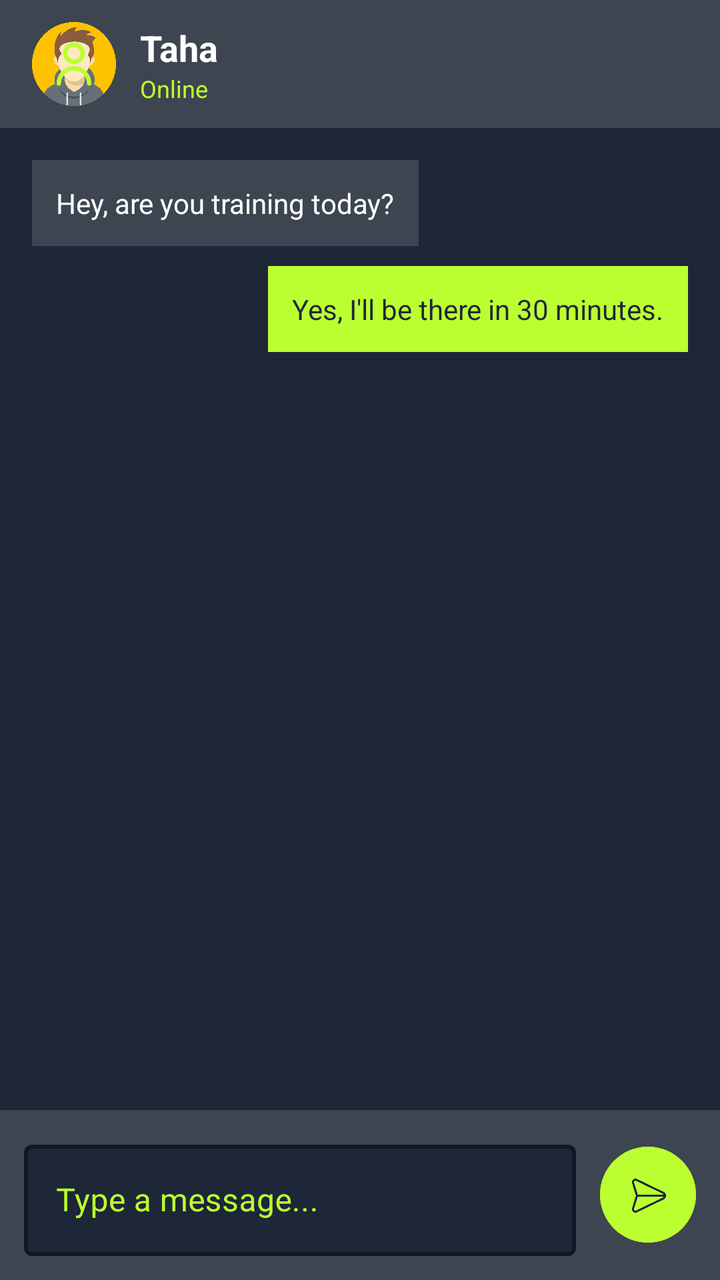
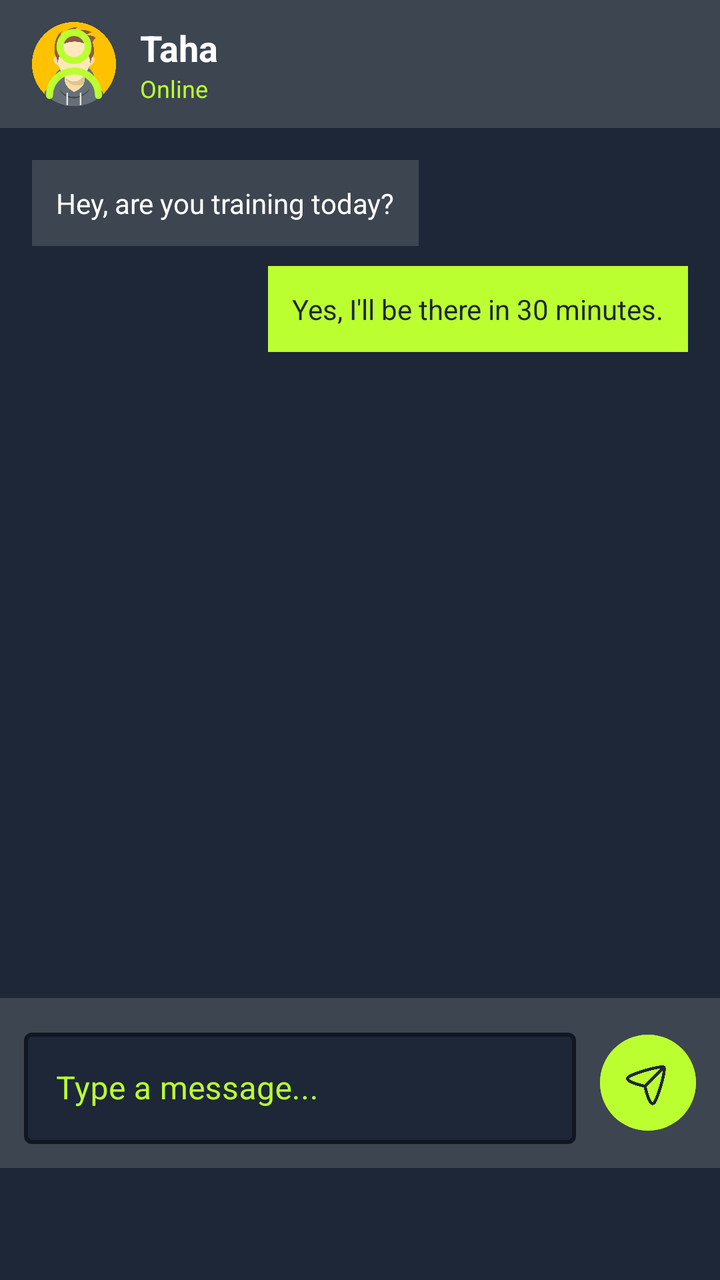

Screens rendered from an Android XML layout before and after an edit, with the pre-edit source and the edit as a unified diff.
<!-- AndroidManifest.xml: application theme Theme.FitHub -->
<!-- res/layout/fragment_chat_detail.xml -->
<?xml version="1.0" encoding="utf-8"?>
<LinearLayout xmlns:android="http://schemas.android.com/apk/res/android"
    xmlns:app="http://schemas.android.com/apk/res-auto"
    xmlns:tools="http://schemas.android.com/tools"
    android:layout_width="match_parent"
    android:layout_height="match_parent"
    android:orientation="vertical"
    android:background="@color/black_primary"
    tools:context=".fragment.ChatFragment">

    
    
    <LinearLayout
        android:layout_width="match_parent"
        android:layout_height="64dp"
        android:paddingHorizontal="16dp"
        android:gravity="center_vertical"
        android:orientation="horizontal"
        android:background="@color/dark_surface_light">

        
        <ImageView
            android:id="@+id/imgChatUser"
            android:layout_width="42dp"
            android:layout_height="42dp"
            android:src="@drawable/ic_user_24dp"
            android:background="@drawable/userprofile"
            android:padding="8dp"
            android:contentDescription="Chat user photo"
            app:tint="@color/primary" />

        
        <LinearLayout
            android:layout_width="wrap_content"
            android:layout_height="wrap_content"
            android:orientation="vertical"
            android:layout_marginStart="12dp">

            <TextView
                android:id="@+id/tvChatUser"
                android:layout_width="wrap_content"
                android:layout_height="wrap_content"
                android:text="Taha"
                android:textColor="@color/white"
                android:textSize="18sp"
                android:textStyle="bold" />

            <TextView
                android:id="@+id/tvChatStatus"
                android:layout_width="wrap_content"
                android:layout_height="wrap_content"
                android:text="Online"
                android:textColor="@color/primary"
                android:textSize="12sp" />
        </LinearLayout>

    </LinearLayout>


    
    <ScrollView
        android:id="@+id/chatScroll"
        android:layout_width="match_parent"
        android:layout_height="0dp"
        android:layout_weight="1"
        android:padding="16dp"
        android:fillViewport="true">

        <LinearLayout
            android:id="@+id/chatContainer"
            android:layout_width="match_parent"
            android:layout_height="wrap_content"
            android:orientation="vertical">

            
            <LinearLayout
                android:layout_width="wrap_content"
                android:layout_height="wrap_content"
                android:background="@color/dark_surface_light"
                android:padding="12dp"
                android:layout_marginBottom="10dp">

                <TextView
                    android:layout_width="wrap_content"
                    android:layout_height="wrap_content"
                    android:text="Hey, are you training today?"
                    android:textColor="@color/white"
                    android:textSize="14sp"
                    app:cornerRadius="24dp"/>
            </LinearLayout>

            
            <LinearLayout
                android:layout_width="wrap_content"
                android:layout_height="wrap_content"
                android:layout_gravity="end"
                android:background="@color/primary"
                android:padding="12dp"
                android:layout_marginBottom="10dp">

                <TextView
                    android:layout_width="wrap_content"
                    android:layout_height="wrap_content"
                    android:text="Yes, I'll be there in 30 minutes."
                    android:textColor="@color/black_primary"
                    android:textSize="14sp" />
            </LinearLayout>

        </LinearLayout>
    </ScrollView>

    
    <LinearLayout
        android:layout_width="match_parent"
        android:layout_height="wrap_content"
        android:padding="12dp"
        android:orientation="horizontal"
        android:gravity="center_vertical"
        android:background="@color/dark_surface_light">

        <com.google.android.material.textfield.TextInputLayout
            android:layout_width="0dp"
            android:layout_height="wrap_content"
            android:layout_weight="1"
            style="@style/CustomFloatingHint"
            app:boxBackgroundColor="@color/black_primary"
            app:boxStrokeColor="@color/primary"
            app:boxStrokeWidth="2dp"
            app:boxStrokeWidthFocused="2.5dp">

            <com.google.android.material.textfield.TextInputEditText
                android:id="@+id/etMessage"
                android:layout_width="match_parent"
                android:layout_height="wrap_content"
                android:hint="Type a message..."
                android:textColor="@color/white"
                android:textColorHint="@color/primary"
                android:inputType="textMultiLine"
                android:maxLines="4" />
        </com.google.android.material.textfield.TextInputLayout>

        <com.google.android.material.button.MaterialButton
            android:id="@+id/btnSend"
            android:layout_width="48dp"
            android:layout_height="48dp"
            android:layout_marginStart="12dp"
            android:insetLeft="0dp"
            android:insetRight="0dp"
            android:insetTop="0dp"
            android:insetBottom="0dp"
            android:backgroundTint="@color/primary"
            app:cornerRadius="24dp"
        app:icon="@drawable/text"
        app:iconGravity="textStart"
        app:iconPadding="0dp"
        app:iconSize="24dp"
        app:iconTint="@color/black_primary" />





    </LinearLayout>

</LinearLayout>
<!-- resources referenced by this layout -->
<resources>
  <color name="black_primary">#1d2738</color>
  <color name="dark_surface_light">#3C4550</color>
  <color name="primary">#BCFF31</color>
  <color name="white">#FFFFFF</color>
  <!-- drawable ic_user_24dp (drawable) -->
  <vector xmlns:android="http://schemas.android.com/apk/res/android" android:height="24dp" android:viewportHeight="24" android:viewportWidth="24" android:width="24dp">
        
      <path android:fillColor="#00000000" android:pathData="M5,21C5,17.134 8.134,14 12,14C15.866,14 19,17.134 19,21M16,7C16,9.209 14.209,11 12,11C9.791,11 8,9.209 8,7C8,4.791 9.791,3 12,3C14.209,3 16,4.791 16,7Z" android:strokeColor="#ffffff" android:strokeLineCap="round" android:strokeLineJoin="round" android:strokeWidth="2"/>
      
  </vector>
  <!-- drawable text: png bitmap (drawable, 8183 bytes) -->
  <!-- drawable userprofile: png bitmap (drawable, 51921 bytes) -->
  <style name="CustomFloatingHint" parent="Widget.MaterialComponents.TextInputLayout.OutlinedBox">
          <item name="hintTextColor">@color/hint_color</item>
  
          <item name="android:textColorHint">@color/hint_color</item>
      </style>
  <style name="Theme.FitHub" parent="Base.Theme.FitHub">
          <item name="snackbarStyle">@style/Widget.App.Snackbar</item>
          <item name="snackbarButtonStyle">@style/Widget.App.SnackbarButton</item>
      </style>
  <style name="Base.Theme.FitHub" parent="Theme.Material3.DayNight.NoActionBar">
          
          <item name="colorPrimary">@color/primary</item>
          <item name="colorPrimaryVariant">@color/primary</item>
          <item name="colorOnPrimary">@color/black_primary</item>
          
          <item name="colorSecondary">@color/secondary</item>
          <item name="colorSecondaryVariant">@color/red</item>
          <item name="colorOnSecondary">@color/dark_card</item>
  
          
          <item name="android:statusBarColor">?attr/colorPrimaryVariant</item>
  
          
      </style>
  <style name="Widget.App.Snackbar" parent="Widget.Material3.Snackbar">
          <item name="materialThemeOverlay">@style/ThemeOverlay.App.Snackbar</item>
      </style>
  <style name="Widget.App.SnackbarButton" parent="Widget.Material3.Button.TextButton.Snackbar">
          <item name="android:textColor">@color/white</item>
      </style>
  <color name="secondary">#2563EB</color>
  <color name="red">#e83937</color>
  <color name="dark_card">#1B1C19</color>
  <style name="ThemeOverlay.App.Snackbar" parent="">
          <item name="colorOnSurfaceInverse">@color/black_primary</item>
      </style>
</resources>

<!-- the commit's change to res/layout/fragment_chat_detail.xml (unified diff, before → after) -->
@@ -6,9 +6,9 @@
     android:layout_height="match_parent"
     android:orientation="vertical"
     android:background="@color/black_primary"
+    android:paddingBottom="56dp"
     tools:context=".fragment.ChatFragment">
 
-    
     
     <LinearLayout
         android:layout_width="match_parent"
@@ -18,18 +18,16 @@
         android:orientation="horizontal"
         android:background="@color/dark_surface_light">
 
-        
         <ImageView
             android:id="@+id/imgChatUser"
             android:layout_width="42dp"
             android:layout_height="42dp"
             android:src="@drawable/ic_user_24dp"
             android:background="@drawable/userprofile"
-            android:padding="8dp"
+            android:scaleType="centerCrop"
             android:contentDescription="Chat user photo"
             app:tint="@color/primary" />
 
-        
         <LinearLayout
             android:layout_width="wrap_content"
             android:layout_height="wrap_content"
@@ -53,9 +51,7 @@
                 android:textColor="@color/primary"
                 android:textSize="12sp" />
         </LinearLayout>
-
     </LinearLayout>
-
 
     
     <ScrollView
@@ -85,8 +81,7 @@
                     android:layout_height="wrap_content"
                     android:text="Hey, are you training today?"
                     android:textColor="@color/white"
-                    android:textSize="14sp"
-                    app:cornerRadius="24dp"/>
+                    android:textSize="14sp" />
             </LinearLayout>
 
             
@@ -126,7 +121,8 @@
             app:boxBackgroundColor="@color/black_primary"
             app:boxStrokeColor="@color/primary"
             app:boxStrokeWidth="2dp"
-            app:boxStrokeWidthFocused="2.5dp">
+            app:boxStrokeWidthFocused="2.5dp"
+            app:hintTextColor="@color/primary">
 
             <com.google.android.material.textfield.TextInputEditText
                 android:id="@+id/etMessage"
@@ -135,8 +131,9 @@
                 android:hint="Type a message..."
                 android:textColor="@color/white"
                 android:textColorHint="@color/primary"
-                android:inputType="textMultiLine"
-                android:maxLines="4" />
+                android:inputType="textCapSentences|textMultiLine"
+                android:maxLines="4"
+                android:imeOptions="actionSend" />
         </com.google.android.material.textfield.TextInputLayout>
 
         <com.google.android.material.button.MaterialButton
@@ -150,16 +147,13 @@
             android:insetBottom="0dp"
             android:backgroundTint="@color/primary"
             app:cornerRadius="24dp"
-        app:icon="@drawable/text"
-        app:iconGravity="textStart"
-        app:iconPadding="0dp"
-        app:iconSize="24dp"
-        app:iconTint="@color/black_primary" />
-
-
-
-
-
+            app:icon="@drawable/send"
+            app:iconSize="24dp"
+            android:paddingStart="11dp"
+            android:paddingTop="9dp"
+            android:paddingEnd="6dp"
+            android:paddingBottom="6dp"
+            app:iconTint="@color/black_primary" />
     </LinearLayout>
 
 </LinearLayout>
<!-- resource entries referenced after the edit -->
@@ -10,7 +10,7 @@
       <path android:fillColor="#00000000" android:pathData="M5,21C5,17.134 8.134,14 12,14C15.866,14 19,17.134 19,21M16,7C16,9.209 14.209,11 12,11C9.791,11 8,9.209 8,7C8,4.791 9.791,3 12,3C14.209,3 16,4.791 16,7Z" android:strokeColor="#ffffff" android:strokeLineCap="round" android:strokeLineJoin="round" android:strokeWidth="2"/>
       
   </vector>
-  <!-- drawable text: png bitmap (drawable, 8183 bytes) -->
+  <!-- drawable send: png bitmap (drawable, 16998 bytes) -->
   <!-- drawable userprofile: png bitmap (drawable, 51921 bytes) -->
   <style name="CustomFloatingHint" parent="Widget.MaterialComponents.TextInputLayout.OutlinedBox">
           <item name="hintTextColor">@color/hint_color</item>
